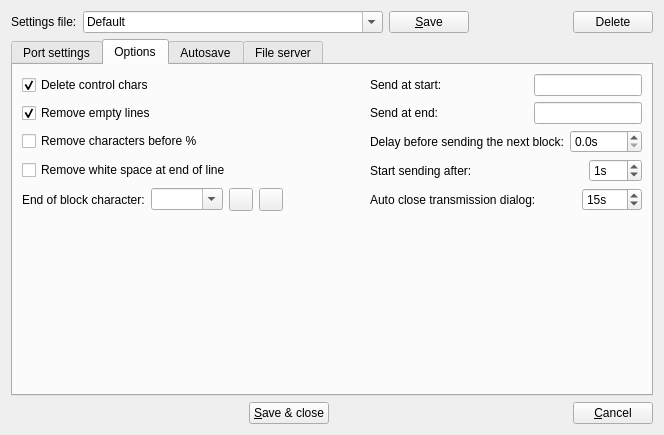
Above: src/serialportconfigdialog.ui from GCodeProjects/GCodeWorkShop before the change. Below: the same form after it.
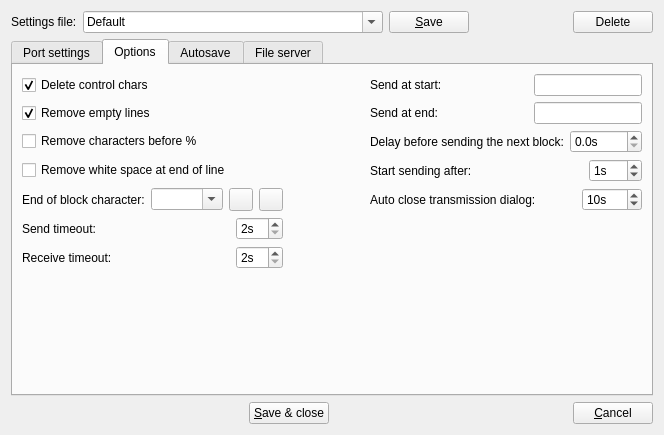
That is the form after the change. Icons and pictures are not drawn.

```diff
--- a/src/serialportconfigdialog.ui
+++ b/src/serialportconfigdialog.ui
@@ -712,7 +712,7 @@
          </property>
         </widget>
        </item>
-       <item row="11" column="3">
+       <item row="12" column="3">
         <spacer name="verticalSpacer_2">
          <property name="orientation">
           <enum>Qt::Vertical</enum>
@@ -811,13 +811,13 @@
             <string>s</string>
            </property>
            <property name="minimum">
-            <number>5</number>
+            <number>0</number>
            </property>
            <property name="maximum">
             <number>3600</number>
            </property>
            <property name="value">
-            <number>15</number>
+            <number>10</number>
            </property>
           </widget>
          </item>
@@ -1018,6 +1018,80 @@
          </property>
         </spacer>
        </item>
+       <item row="10" column="0">
+        <layout class="QHBoxLayout" name="horizontalLayout_10">
+         <item>
+          <widget class="QLabel" name="label_16">
+           <property name="text">
+            <string>Send timeout:</string>
+           </property>
+          </widget>
+         </item>
+         <item>
+          <spacer name="horizontalSpacer_9">
+           <property name="orientation">
+            <enum>Qt::Horizontal</enum>
+           </property>
+           <property name="sizeHint" stdset="0">
+            <size>
+             <width>40</width>
+             <height>20</height>
+            </size>
+           </property>
+          </spacer>
+         </item>
+         <item>
+          <widget class="QSpinBox" name="sendTimeoutSpinBox">
+           <property name="suffix">
+            <string>s</string>
+           </property>
+           <property name="minimum">
+            <number>2</number>
+           </property>
+           <property name="maximum">
+            <number>60</number>
+           </property>
+          </widget>
+         </item>
+        </layout>
+       </item>
+       <item row="11" column="0">
+        <layout class="QHBoxLayout" name="horizontalLayout_14">
+         <item>
+          <widget class="QLabel" name="label_17">
+           <property name="text">
+            <string>Receive timeout:</string>
+           </property>
+          </widget>
+         </item>
+         <item>
+          <spacer name="horizontalSpacer_12">
+           <property name="orientation">
+            <enum>Qt::Horizontal</enum>
+           </property>
+           <property name="sizeHint" stdset="0">
+            <size>
+             <width>40</width>
+             <height>20</height>
+            </size>
+           </property>
+          </spacer>
+         </item>
+         <item>
+          <widget class="QSpinBox" name="receiveTimeoutSpinBox">
+           <property name="suffix">
+            <string>s</string>
+           </property>
+           <property name="minimum">
+            <number>2</number>
+           </property>
+           <property name="maximum">
+            <number>60</number>
+           </property>
+          </widget>
+         </item>
+        </layout>
+       </item>
       </layout>
      </widget>
      <widget class="QWidget" name="autoSaveTab">
```
Left out of the diff: 35 changed lines with no effect on the pictures.
